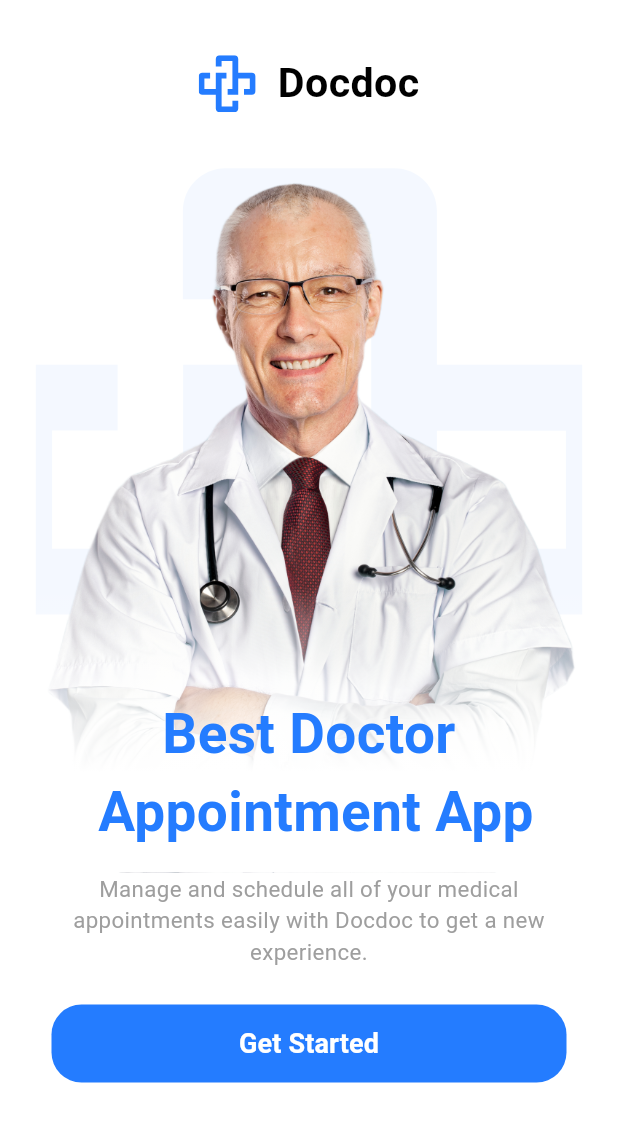
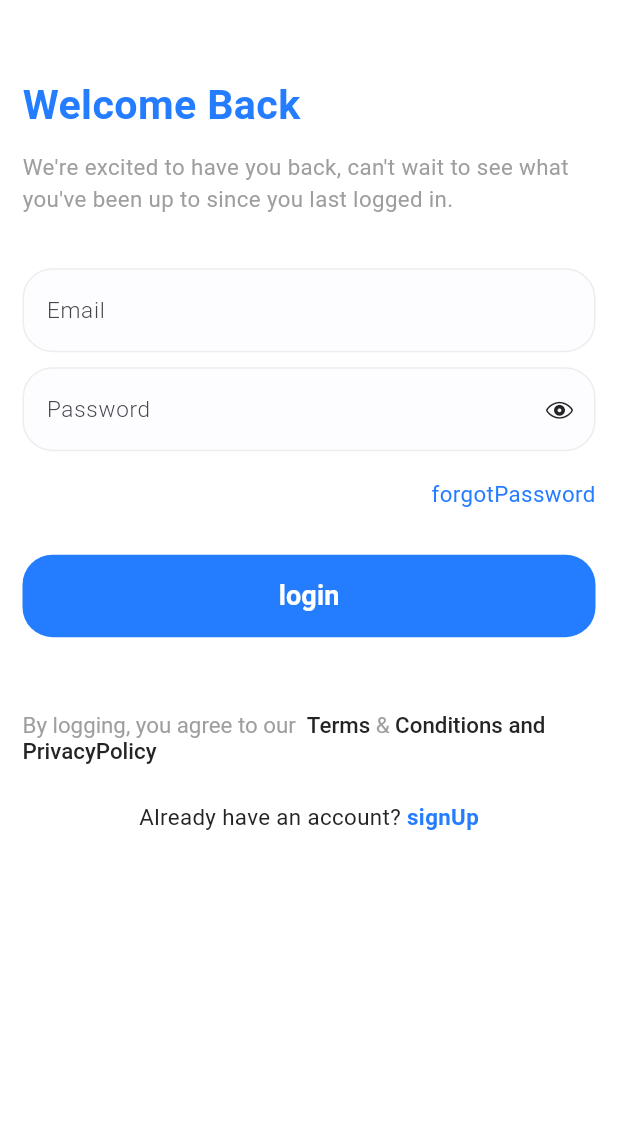
Before and after one commit to HEMASAMIR/shefaa_app, a Flutter app: the screen it shows after launch, after a tap on "Get Started", on a phone screen of 412 x 824 dp. Shown: the top 1122 px of the screen. Run offline on Flutter 3.47's test engine with Material 3 defaults, Android fonts, the light colour scheme and no system bars; our stand-ins replace flutter_screenutil, flutter_secure_storage, flutter_svg, shared_preferences.

Commit message:
Finished login ui

```diff
--- a/lib/core/routing/app_router.dart
+++ b/lib/core/routing/app_router.dart
@@ -1,12 +1,15 @@
 import 'package:flutter/material.dart';
 import 'package:shefaa_app_flutter/core/routing/routes.dart';
-import 'package:shefaa_app_flutter/features/on_boarding/ui/on_boarding/ui/on_boarding.dart';
+import 'package:shefaa_app_flutter/features/login/ui/login_screen.dart';
+import 'package:shefaa_app_flutter/features/on_boarding/ui/on_boarding.dart';
 
 class AppRouter {
   Route generateRoute(RouteSettings settings) {
     switch (settings.name) {
-      case Routes.onBoardingScreen:
+      case Routes.onBoardingPage:
         return MaterialPageRoute(builder: (_) => OnboardingPage());
+      case Routes.loginPage:
+        return MaterialPageRoute(builder: (_) => LoginPage());
       default:
         return MaterialPageRoute(
           builder:
--- a/lib/core/routing/routes.dart
+++ b/lib/core/routing/routes.dart
@@ -1,6 +1,6 @@
 class Routes {
   //onboarding screen
-  static const onBoardingScreen = '/onboarding';
+  static const onBoardingPage = '/onboarding';
   //LOGIN SCREEN
-  static const loginScreen = '/loginScreen';
+  static const loginPage = '/loginScreen';
 }
--- /dev/null
+++ b/lib/core/widget/button_item.dart
@@ -0,0 +1,29 @@
+import 'package:flutter/material.dart';
+import 'package:flutter_screenutil/flutter_screenutil.dart';
+import 'package:shefaa_app_flutter/core/theming/fonts/manger_styles.dart';
+import 'package:shefaa_app_flutter/core/theming/manger_color/manger_color.dart';
+
+class ButtonItem extends StatelessWidget {
+  const ButtonItem({super.key, required this.text, required this.onPressed});
+  final String text;
+  final void Function() onPressed;
+
+  @override
+  Widget build(BuildContext context) {
+    return Container(
+      height: 55,
+      width: double.infinity.w,
+      decoration: BoxDecoration(
+        color: MangerColors.mainBlue,
+        borderRadius: BorderRadius.circular(20),
+      ),
+      child: MaterialButton(
+        onPressed: onPressed,
+        child: Text(
+          text,
+          style: MangerStyle.font600wSize18.copyWith(color: MangerColors.white),
+        ),
+      ),
+    );
+  }
+}
--- /dev/null
+++ b/lib/core/widget/textfeild_item.dart
@@ -0,0 +1,47 @@
+import 'package:flutter/material.dart';
+import 'package:shefaa_app_flutter/core/theming/manger_color/manger_color.dart';
+
+class ItemTextField extends StatelessWidget {
+  const ItemTextField({
+    super.key,
+    required this.hintText,
+    this.icon,
+    this.obscureText,
+    this.controller,
+    this.validator,
+    this.suffixIcon,
+  });
+
+  final String hintText;
+  final Icon? icon;
+  final bool? obscureText;
+  final TextEditingController? controller;
+  final String? Function(String?)? validator;
+  final Widget? suffixIcon;
+
+  @override
+  Widget build(BuildContext context) {
+    return TextFormField(
+      controller: controller,
+      obscureText: obscureText ?? false,
+      validator: validator,
+
+      decoration: InputDecoration(
+        fillColor: MangerColors.lightgray,
+        filled: true,
+        suffixIcon: suffixIcon,
+        hintText: hintText,
+        hintStyle: const TextStyle(fontSize: 15, fontWeight: FontWeight.w300),
+        prefixIcon: icon,
+        enabledBorder: OutlineInputBorder(
+          borderRadius: BorderRadius.circular(20),
+          borderSide: BorderSide(color: MangerColors.mediumGray),
+        ),
+        focusedBorder: OutlineInputBorder(
+          borderRadius: BorderRadius.circular(20),
+          borderSide: BorderSide(color: MangerColors.mainBlue, width: 2),
+        ),
+      ),
+    );
+  }
+}
--- a/lib/doc_app.dart
+++ b/lib/doc_app.dart
@@ -16,12 +16,13 @@ class DocApp extends StatelessWidget {
       child: MaterialApp(
         debugShowCheckedModeBanner: false,
         title: 'Doc App',
+
         theme: ThemeData(
           primaryColor: MangerColors.mainBlue,
           scaffoldBackgroundColor: MangerColors.white,
         ),
-        initialRoute: Routes.onBoardingScreen,
         onGenerateRoute: appRouter.generateRoute,
+        initialRoute: Routes.onBoardingPage,
       ),
     );
   }
--- /dev/null
+++ b/lib/features/login/ui/login_screen.dart
@@ -0,0 +1,71 @@
+import 'package:flutter/material.dart';
+import 'package:flutter_screenutil/flutter_screenutil.dart';
+import 'package:shefaa_app_flutter/core/theming/fonts/manger_styles.dart';
+import 'package:shefaa_app_flutter/core/theming/manger_color/manger_color.dart';
+import 'package:shefaa_app_flutter/core/widget/button_item.dart';
+import 'package:shefaa_app_flutter/features/login/ui/widget/email_and_password.dart';
+import 'package:shefaa_app_flutter/features/login/ui/widget/not_have_account.dart';
+import 'package:shefaa_app_flutter/features/login/ui/widget/terms_condicitions.dart';
+
+class LoginPage extends StatefulWidget {
+  const LoginPage({super.key});
+
+  @override
+  State<LoginPage> createState() => _LoginState();
+}
+
+class _LoginState extends State<LoginPage> {
+  @override
+  Widget build(BuildContext context) {
+    return SafeArea(
+      child: Scaffold(
+        backgroundColor: MangerColors.white,
+        body: Padding(
+          padding: const EdgeInsets.only(
+            top: 50,
+            left: 15,
+            right: 15,
+            bottom: 20,
+          ),
+          child: SingleChildScrollView(
+            child: Column(
+              crossAxisAlignment: CrossAxisAlignment.start,
+              children: [
+                Text(
+                  'Welcome Back',
+                  style: MangerStyle.font700wSize24.copyWith(
+                    color: MangerColors.mainBlue,
+                  ),
+                ),
+                SizedBox(height: 10.h),
+                Text(
+                  "We're excited to have you back, can't wait to see what you've been up to since you last logged in.",
+                  style: MangerStyle.font400wSize10,
+                ),
+                SizedBox(height: 30.h),
+                const EmailAndPassword(),
+                Row(
+                  mainAxisAlignment: MainAxisAlignment.end,
+                  children: [
+                    Text(
+                      "forgotPassword",
+                      style: MangerStyle.font400wSize10.copyWith(
+                        color: MangerColors.mainBlue,
+                      ),
+                    ),
+                  ],
+                ),
+                const SizedBox(height: 30),
+                ButtonItem(text: "login", onPressed: () {}),
+                const SizedBox(height: 50),
+                const TermsAndConditions(),
+                const SizedBox(height: 25),
+                const NotHaveAccount(),
+              ],
+            ),
+          ),
+        ),
+      ),
+    );
+  }
+}
--- /dev/null
+++ b/lib/features/login/ui/widget/email_and_password.dart
@@ -0,0 +1,71 @@
+import 'package:flutter/cupertino.dart';
+import 'package:flutter/material.dart';
+import 'package:shefaa_app_flutter/core/theming/manger_color/manger_color.dart';
+import 'package:shefaa_app_flutter/core/widget/textfeild_item.dart';
+
+class EmailAndPassword extends StatefulWidget {
+  const EmailAndPassword({super.key});
+
+  @override
+  State<EmailAndPassword> createState() => _EmailAndPasswordState();
+}
+
+class _EmailAndPasswordState extends State<EmailAndPassword> {
+  bool _obscureText = true;
+  bool hasLowercase = false;
+  bool hasUppercase = false;
+  bool hasSpecialCharacters = false;
+  bool hasNumber = false;
+  bool hasMinLength = false;
+  // late TextEditingController passwordController;
+  final GlobalKey<FormState> formKey = GlobalKey<FormState>();
+  final TextEditingController emailController = TextEditingController();
+  final TextEditingController passwordController = TextEditingController();
+
+  @override
+  @override
+  Widget build(BuildContext context) {
+    return Form(
+      key: formKey,
+      child: Column(
+        children: [
+          ItemTextField(
+            controller: emailController,
+            validator: (data) {
+              return null;
+            },
+            hintText: 'Email',
+          ),
+          const SizedBox(height: 10),
+          ItemTextField(
+            controller: passwordController,
+            validator: (data) {
+              return null;
+            },
+            suffixIcon: IconButton(
+              onPressed: () {
+                setState(() {
+                  _obscureText = !_obscureText;
+                });
+              },
+              icon: Icon(
+                _obscureText ? CupertinoIcons.eye : CupertinoIcons.eye_slash,
+                size: 18,
+                color: MangerColors.black,
+              ),
+            ),
+            hintText: 'Password',
+            obscureText: _obscureText,
+          ),
+          const SizedBox(height: 18),
+        ],
+      ),
+    );
+  }
+
+  @override
+  void dispose() {
+    passwordController.dispose();
+    super.dispose();
+  }
+}
--- /dev/null
+++ b/lib/features/login/ui/widget/not_have_account.dart
@@ -0,0 +1,24 @@
+import 'package:flutter/material.dart';
+import 'package:shefaa_app_flutter/core/theming/fonts/manger_styles.dart';
+import 'package:shefaa_app_flutter/core/theming/manger_color/manger_color.dart';
+
+class NotHaveAccount extends StatelessWidget {
+  const NotHaveAccount({super.key});
+
+  @override
+  Widget build(BuildContext context) {
+    return Row(
+      mainAxisAlignment: MainAxisAlignment.center,
+      children: [
+        Text(
+          "Already have an account? ",
+          style: MangerStyle.font400wSize10.copyWith(color: MangerColors.black),
+        ),
+        GestureDetector(
+          onTap: () {},
+          child: Text("signUp", style: MangerStyle.font600wSize13),
+        ),
+      ],
+    );
+  }
+}
--- /dev/null
+++ b/lib/features/login/ui/widget/terms_condicitions.dart
@@ -0,0 +1,26 @@
+import 'package:flutter/material.dart';
+import 'package:shefaa_app_flutter/core/theming/fonts/manger_styles.dart';
+
+class TermsAndConditions extends StatelessWidget {
+  const TermsAndConditions({super.key});
+
+  @override
+  Widget build(BuildContext context) {
+    return RichText(
+      text: TextSpan(
+        children: [
+          TextSpan(
+            text: "By logging, you agree to our  ",
+            style: MangerStyle.font400wSize10,
+          ),
+          TextSpan(text: "Terms ", style: MangerStyle.font500wSize13),
+          TextSpan(text: "& ", style: MangerStyle.font400wSize10),
+          TextSpan(
+            text: "Conditions and PrivacyPolicy",
+            style: MangerStyle.font500wSize13,
+          ),
+        ],
+      ),
+    );
+  }
+}
--- a/lib/features/on_boarding/ui/on_boarding/ui/on_boarding.dart
+++ b/lib/features/on_boarding/ui/on_boarding.dart
@@ -1,9 +1,10 @@
 import 'package:flutter/material.dart';
 import 'package:flutter_screenutil/flutter_screenutil.dart';
-import 'package:shefaa_app_flutter/core/theming/fonts/manger_styles.dart';
-import 'package:shefaa_app_flutter/features/on_boarding/ui/on_boarding/widget/button_start.dart';
-import 'package:shefaa_app_flutter/features/on_boarding/ui/on_boarding/widget/doctor_logo_text.dart';
-import 'package:shefaa_app_flutter/features/on_boarding/ui/on_boarding/widget/logo_text.dart';
+
+import '../../../core/theming/fonts/manger_styles.dart';
+import 'widget/button_start.dart';
+import 'widget/doctor_logo_text.dart';
+import 'widget/logo_text.dart';
 
 class OnboardingPage extends StatelessWidget {
   const OnboardingPage({super.key});
@@ -24,7 +25,7 @@ class OnboardingPage extends StatelessWidget {
                   textAlign: TextAlign.center,
                   style: MangerStyle.font400wSize10,
                 ),
-                const ItemButtonStarted(),
+                ItemButtonStarted(),
               ],
             ),
           ),
--- a/lib/features/on_boarding/ui/on_boarding/widget/button_start.dart
+++ b/lib/features/on_boarding/ui/widget/button_start.dart
@@ -1,5 +1,6 @@
 import 'package:flutter/material.dart';
 import 'package:flutter_screenutil/flutter_screenutil.dart';
+import 'package:shefaa_app_flutter/core/routing/routes.dart';
 import 'package:shefaa_app_flutter/core/theming/fonts/manger_styles.dart';
 import 'package:shefaa_app_flutter/core/theming/manger_color/manger_color.dart';
 
@@ -19,8 +20,10 @@ class ItemButtonStarted extends StatelessWidget {
           borderRadius: BorderRadius.circular(20),
         ),
         child: MaterialButton(
-          onPressed: () {},
-          child: Text('Get Started', style: MangerStyle.font600wSize18),
+          onPressed: () {
+            Navigator.of(context).pushReplacementNamed(Routes.loginPage);
+          },
+          child: Text('Get Started ', style: MangerStyle.font600wSize18),
         ),
       ),
     );
--- a/lib/features/on_boarding/ui/on_boarding/widget/doctor_logo_text.dart
+++ b/lib/features/on_boarding/ui/widget/doctor_logo_text.dart
@@ -28,7 +28,7 @@ class DoctorAndlogAndText extends StatelessWidget {
             right: 0,
             left: 0,
             child: Text(
-              'Best Doctor\n Appointment App',
+              'Best Doctor Appointment App',
               textAlign: TextAlign.center,
               style: MangerStyle.fontBoldSize32,
             ),
--- a/pubspec.yaml
+++ b/pubspec.yaml
@@ -43,6 +43,9 @@ dependencies:
   flutter_svg: ^2.2.2
   freezed: ^3.0.3
   retrofit_generator: ^9.0.1
+  go_router: ^17.0.0
+  shared_preferences: ^2.5.3
+  flutter_secure_storage: ^9.2.4
 
 dev_dependencies:
   flutter_test:
```
Also changed, not shown: flutter_native_splash.yaml (added, +155 -0 lines), lib/core/helper/shared_pref_helper.dart (added, +95 -0 lines), lib/core/widget/password_vaildation.dart (added, +58 -0 lines), lib/features/login/ui/widget/login__bloc_listener.dart (added, +76 -0 lines), lib/features/on_boarding/ui/widget/logo_text.dart (renamed from lib/features/on_boarding/ui/on_boarding/widget/logo_text.dart), pubspec.lock, 6 other files.
